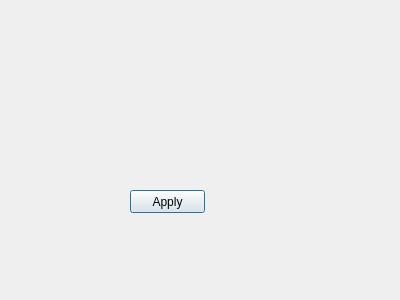
Before: the Qt Designer form applications/mne_x/plugins/triggercontrol/FormFiles/settingswidget.ui in mne-tools/mne-cpp, drawn with Qt 5.
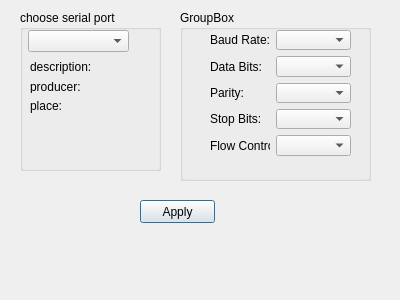
After: the same form once the commit is applied.

Commit message: triggerControl - settings methods (fillparameter,fillinfo,update,apply) - with problems in defining the settingsstructure in triggercontrol

The edit to the form file:
```diff
--- a/applications/mne_x/plugins/triggercontrol/FormFiles/settingswidget.ui
+++ b/applications/mne_x/plugins/triggercontrol/FormFiles/settingswidget.ui
@@ -16,8 +16,8 @@
   <widget class="QPushButton" name="m_qPushButton_apply">
    <property name="geometry">
     <rect>
-     <x>130</x>
-     <y>190</y>
+     <x>140</x>
+     <y>200</y>
      <width>75</width>
      <height>23</height>
     </rect>
@@ -26,6 +26,170 @@
     <string>Apply</string>
    </property>
   </widget>
+  <widget class="QGroupBox" name="groupBox">
+   <property name="geometry">
+    <rect>
+     <x>20</x>
+     <y>10</y>
+     <width>141</width>
+     <height>161</height>
+    </rect>
+   </property>
+   <property name="title">
+    <string>choose serial port</string>
+   </property>
+   <widget class="QComboBox" name="m_qComboBox_port">
+    <property name="geometry">
+     <rect>
+      <x>8</x>
+      <y>20</y>
+      <width>101</width>
+      <height>22</height>
+     </rect>
+    </property>
+   </widget>
+   <widget class="QWidget" name="">
+    <property name="geometry">
+     <rect>
+      <x>10</x>
+      <y>50</y>
+      <width>71</width>
+      <height>53</height>
+     </rect>
+    </property>
+    <layout class="QFormLayout" name="formLayout">
+     <item row="0" column="0">
+      <widget class="QLabel" name="label">
+       <property name="text">
+        <string>description:</string>
+       </property>
+      </widget>
+     </item>
+     <item row="1" column="0">
+      <widget class="QLabel" name="label_2">
+       <property name="text">
+        <string>producer:</string>
+       </property>
+      </widget>
+     </item>
+     <item row="2" column="0">
+      <widget class="QLabel" name="label_3">
+       <property name="text">
+        <string>place:</string>
+       </property>
+      </widget>
+     </item>
+    </layout>
+   </widget>
+   <widget class="QWidget" name="">
+    <property name="geometry">
+     <rect>
+      <x>60</x>
+      <y>50</y>
+      <width>61</width>
+      <height>53</height>
+     </rect>
+    </property>
+    <layout class="QFormLayout" name="formLayout_2">
+     <item row="0" column="0">
+      <widget class="QLabel" name="m_qLabel_description">
+       <property name="text">
+        <string/>
+       </property>
+      </widget>
+     </item>
+     <item row="1" column="0">
+      <widget class="QLabel" name="m_qLabel_producer">
+       <property name="text">
+        <string/>
+       </property>
+      </widget>
+     </item>
+     <item row="2" column="0">
+      <widget class="QLabel" name="m_qLabel_place">
+       <property name="text">
+        <string/>
+       </property>
+      </widget>
+     </item>
+    </layout>
+   </widget>
+  </widget>
+  <widget class="QGroupBox" name="groupBox_2">
+   <property name="geometry">
+    <rect>
+     <x>180</x>
+     <y>10</y>
+     <width>191</width>
+     <height>171</height>
+    </rect>
+   </property>
+   <property name="title">
+    <string>GroupBox</string>
+   </property>
+   <widget class="QWidget" name="">
+    <property name="geometry">
+     <rect>
+      <x>30</x>
+      <y>20</y>
+      <width>141</width>
+      <height>126</height>
+     </rect>
+    </property>
+    <layout class="QFormLayout" name="formLayout_3">
+     <item row="0" column="0">
+      <widget class="QLabel" name="m_qLabel_baudrate">
+       <property name="text">
+        <string>Baud Rate:</string>
+       </property>
+      </widget>
+     </item>
+     <item row="0" column="1">
+      <widget class="QComboBox" name="m_qComboBox_baudrate"/>
+     </item>
+     <item row="1" column="0">
+      <widget class="QLabel" name="m_qLabel_databits">
+       <property name="text">
+        <string>Data Bits:</string>
+       </property>
+      </widget>
+     </item>
+     <item row="1" column="1">
+      <widget class="QComboBox" name="m_qComboBox_databits"/>
+     </item>
+     <item row="2" column="0">
+      <widget class="QLabel" name="m_qLabel_parity">
+       <property name="text">
+        <string>Parity:</string>
+       </property>
+      </widget>
+     </item>
+     <item row="2" column="1">
+      <widget class="QComboBox" name="m_qComboBox_parity"/>
+     </item>
+     <item row="3" column="0">
+      <widget class="QLabel" name="m_qLabel_stopbits">
+       <property name="text">
+        <string>Stop Bits:</string>
+       </property>
+      </widget>
+     </item>
+     <item row="3" column="1">
+      <widget class="QComboBox" name="m_qComboBox_stopbits"/>
+     </item>
+     <item row="4" column="0">
+      <widget class="QLabel" name="m_qLabel_flowcontrol">
+       <property name="text">
+        <string>Flow Control:</string>
+       </property>
+      </widget>
+     </item>
+     <item row="4" column="1">
+      <widget class="QComboBox" name="m_qComboBox_flowcontrol"/>
+     </item>
+    </layout>
+   </widget>
+  </widget>
  </widget>
  <resources/>
  <connections/>
```
The commit also changes 3 other files.
